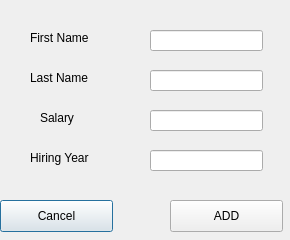
Qt form Project4/addrecordform.ui (cmcderm/CSE335) before a commit.
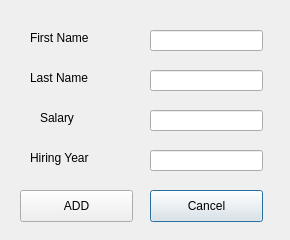
The same form after that commit.

Patch:
```diff
--- a/Project4/addrecordform.ui
+++ b/Project4/addrecordform.ui
@@ -36,8 +36,8 @@
   <widget class="QPushButton" name="pushButtonCancel">
    <property name="geometry">
     <rect>
-     <x>0</x>
-     <y>200</y>
+     <x>150</x>
+     <y>190</y>
      <width>113</width>
      <height>32</height>
     </rect>
@@ -49,8 +49,8 @@
   <widget class="QPushButton" name="pushButtonAdd">
    <property name="geometry">
     <rect>
-     <x>170</x>
-     <y>200</y>
+     <x>20</x>
+     <y>190</y>
      <width>113</width>
      <height>32</height>
     </rect>
```
